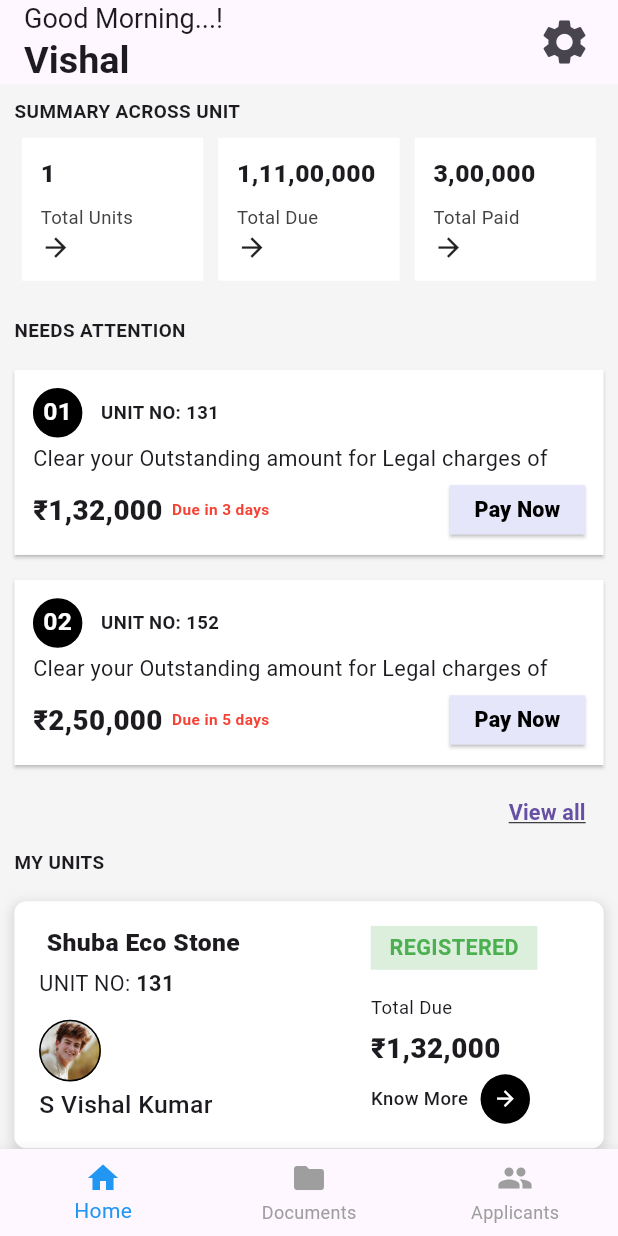
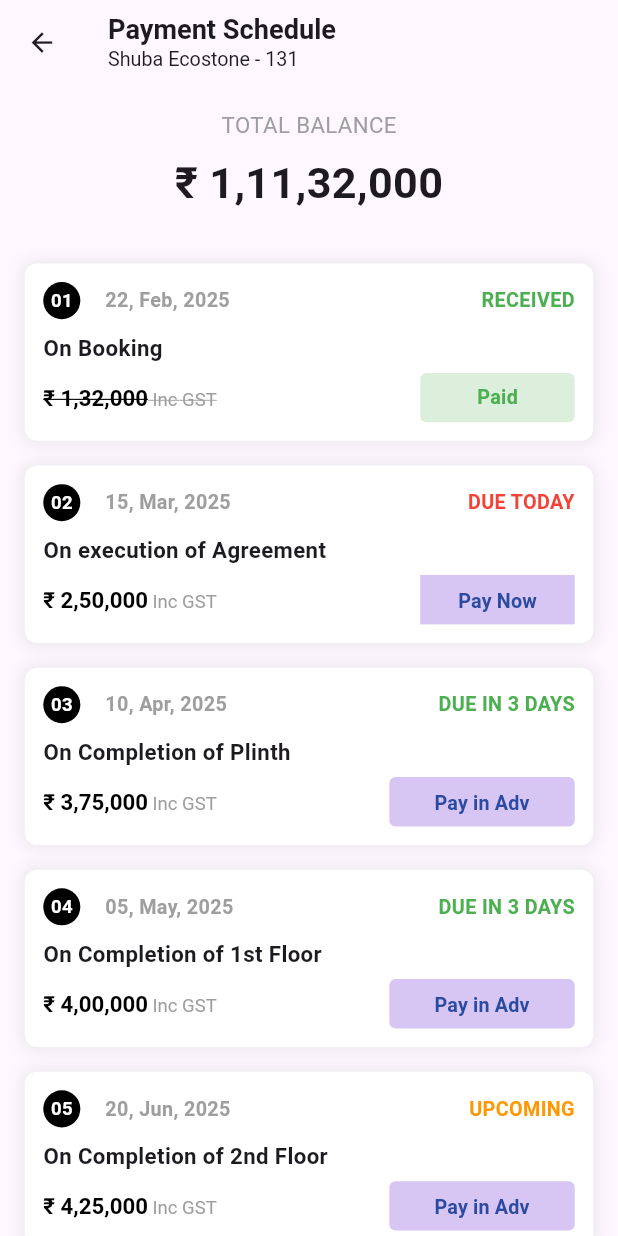
Before and after one commit to HiBorn4/customerApp, a Flutter app: the screen it shows after launch, on a phone screen of 412 x 824 dp. Run offline on Flutter 3.47's test engine with Material 3 defaults, Android fonts, the phone set to English and light mode, and no system bars; our stand-ins replace get, smooth_page_indicator.

Commit message:
Completed Payment Schedule Page

```diff
--- a/lib/controllers/payment_schedule_controller.dart
+++ b/lib/controllers/payment_schedule_controller.dart
@@ -0,0 +1,60 @@
+import 'package:flutter/material.dart';
+import 'package:get/get.dart';
+
+import '../models/payment_entry_model.dart';
+import '../models/quick_action_model.dart';
+
+class PaymentScheduleController extends GetxController {
+  // Payment Entries
+  final payments = <PaymentEntry>[
+    PaymentEntry(
+      number: '01',
+      date: '22, Feb, 2025',
+      description: 'On Booking',
+      amount: '₹ 1,32,000',
+      status: 'RECEIVED',
+      statusColor: Colors.green,
+    ),
+    PaymentEntry(
+      number: '02',
+      date: '15, Mar, 2025',
+      description: 'On execution of Agreement',
+      amount: '₹ 2,50,000',
+      status: 'DUE TODAY',
+      statusColor: Colors.red,
+    ),
+    PaymentEntry(
+      number: '03',
+      date: '10, Apr, 2025',
+      description: 'On Completion of Plinth',
+      amount: '₹ 3,75,000',
+      status: 'DUE IN 3 DAYS',
+      statusColor: Colors.green,
+    ),
+    PaymentEntry(
+      number: '04',
+      date: '05, May, 2025',
+      description: 'On Completion of 1st Floor',
+      amount: '₹ 4,00,000',
+      status: 'DUE IN 3 DAYS',
+      statusColor: Colors.green,
+    ),
+    PaymentEntry(
+      number: '05',
+      date: '20, Jun, 2025',
+      description: 'On Completion of 2nd Floor',
+      amount: '₹ 4,25,000',
+      status: 'UPCOMING',
+      statusColor: Colors.orange,
+    ),
+  ].obs;
+
+  // Quick Actions
+  final quickActions = <QuickActionModel>[
+    QuickActionModel(title: 'Cost Sheet', description: 'View detailed cost breakdown'),
+    QuickActionModel(title: 'Make a Payment', description: 'Initiate new payment'),
+    QuickActionModel(title: 'Download Receipt', description: 'Get your payment receipts'),
+    QuickActionModel(title: 'View Agreement', description: 'Check the agreement details'),
+    QuickActionModel(title: 'Payment History', description: 'Review past transactions'),
+  ].obs;
+}
--- a/lib/main.dart
+++ b/lib/main.dart
@@ -3,6 +3,7 @@ import 'package:customerapp/screens/signup_screen.dart';
 import 'package:flutter/material.dart';
 import 'package:get/get.dart';
 import 'screens/home_screen.dart';
+import 'screens/payment_schedule_screen.dart';
 import 'screens/project_detail_screen.dart';
 
 void main() {
@@ -21,7 +22,8 @@ class MyApp extends StatelessWidget {
         primarySwatch: Colors.blue,
         visualDensity: VisualDensity.adaptivePlatformDensity,
       ),
-      home: HomeScreen(),
+      // home: HomeScreen(),
+      home: PaymentScheduleScreen(),
       // home: ProjectDetailScreen(),
       // home: SignupScreen(),
       // initialRoute: "/",
@@ -29,6 +31,7 @@ class MyApp extends StatelessWidget {
         // GetPage(name: '/', page: () => LoginScreen()),
         GetPage(name: '/home', page: () => HomeScreen()),
         GetPage(name: '/login', page: () => LoginScreen()),
+        GetPage(name: '/payment-schedule', page: () => PaymentScheduleScreen()),
         // GetPage(name: '/payment', page: () => PaymentScreen()),
         // GetPage(name: '/attention', page: () => AttentionScreen()),
         GetPage(name: '/project-detail', page: () => ProjectDetailScreen()),
--- /dev/null
+++ b/lib/models/cost_item_model.dart
@@ -0,0 +1,7 @@
+class CostItem {
+  final String description;
+  final String details;
+  final String amount;
+
+  CostItem(this.description, this.details, this.amount);
+}
--- /dev/null
+++ b/lib/models/payment_entry_model.dart
@@ -0,0 +1,20 @@
+// Models
+import 'package:flutter/material.dart';
+
+class PaymentEntry {
+  final String number;
+  final String date;
+  final String description;
+  final String amount;
+  final String status;
+  final Color statusColor;
+
+  PaymentEntry({
+    required this.number,
+    required this.date,
+    required this.description,
+    required this.amount,
+    required this.status,
+    required this.statusColor,
+  });
+}
--- a/lib/screens/payment_schedule_screen.dart
+++ b/lib/screens/payment_schedule_screen.dart
@@ -0,0 +1,320 @@
+import 'package:flutter/material.dart';
+import 'package:get/get.dart';
+import '../controllers/payment_schedule_controller.dart';
+import '../models/payment_entry_model.dart';
+import '../models/quick_action_model.dart';
+
+class PaymentScheduleScreen extends StatelessWidget {
+  final PaymentScheduleController _controller = Get.put(PaymentScheduleController());
+
+  @override
+  Widget build(BuildContext context) {
+    final screenWidth = MediaQuery.of(context).size.width;
+    final screenHeight = MediaQuery.of(context).size.height;
+
+    return Scaffold(
+      appBar: _buildAppBar(screenWidth, screenHeight),
+      body: SingleChildScrollView(
+        padding: EdgeInsets.symmetric(
+          horizontal: screenWidth * 0.04,
+          vertical: screenHeight * 0.02,
+        ),
+        child: Column(
+          crossAxisAlignment: CrossAxisAlignment.center,
+          children: [
+            _buildTotalBalance(screenWidth, screenHeight),
+            SizedBox(height: screenHeight * 0.03),
+            _buildPaymentList(screenWidth, screenHeight),
+            _buildQuickActionsSection(screenWidth, screenHeight),
+          ],
+        ),
+      ),
+    );
+  }
+
+  AppBar _buildAppBar(double screenWidth, double screenHeight) {
+    return AppBar(
+      leading: IconButton(
+        icon: Icon(Icons.arrow_back, size: screenHeight * 0.025),
+        onPressed: () => Get.back(),
+      ),
+      title: Column(
+        crossAxisAlignment: CrossAxisAlignment.start,
+        children: [
+          Text(
+            'Payment Schedule',
+            style: TextStyle(
+              fontSize: screenHeight * 0.022,
+              fontWeight: FontWeight.bold,
+            ),
+          ),
+          Text(
+            'Shuba Ecostone - 131',
+            style: TextStyle(
+              fontSize: screenHeight * 0.016,
+            ),
+          ),
+        ],
+      ),
+    );
+  }
+
+  Widget _buildTotalBalance(double screenWidth, double screenHeight) {
+    return Column(
+      children: [
+        Text(
+          'TOTAL BALANCE',
+          style: TextStyle(
+            fontSize: screenHeight * 0.018,
+            color: Colors.grey,
+          ),
+        ),
+        SizedBox(height: screenHeight * 0.01),
+        Text(
+          '₹ 1,11,32,000',
+          style: TextStyle(
+            fontSize: screenHeight * 0.035,
+            fontWeight: FontWeight.bold,
+          ),
+        ),
+      ],
+    );
+  }
+
+  Widget _buildPaymentList(double screenWidth, double screenHeight) {
+    return Obx(() => ListView.builder(
+      shrinkWrap: true,
+      physics: NeverScrollableScrollPhysics(),
+      itemCount: _controller.payments.length,
+      itemBuilder: (context, index) => _buildPaymentItem(
+        screenWidth,
+        screenHeight,
+        _controller.payments[index],
+      ),
+    ));
+  }
+
+  Widget _buildPaymentItem(double screenWidth, double screenHeight, PaymentEntry payment) {
+    return Container(
+      margin: EdgeInsets.symmetric(vertical: screenHeight * 0.01),
+      padding: EdgeInsets.all(screenHeight * 0.015),
+      decoration: BoxDecoration(
+        color: Colors.white,
+        borderRadius: BorderRadius.circular(screenHeight * 0.01),
+        boxShadow: [
+          BoxShadow(
+            color: Colors.grey.withOpacity(0.2),
+            spreadRadius: screenHeight * 0.002,
+            blurRadius: screenHeight * 0.01,
+          ),
+        ],
+      ),
+      child: Column(
+        crossAxisAlignment: CrossAxisAlignment.start,
+        children: [
+          Row(
+            mainAxisAlignment: MainAxisAlignment.spaceBetween,
+            children: [
+              Row(
+                children: [
+                  Container(
+                    width: screenHeight * 0.03,
+                    height: screenHeight * 0.03,
+                    decoration: BoxDecoration(
+                      shape: BoxShape.circle,
+                      color: Colors.black,
+                    ),
+                    child: Center(
+                      child: Text(
+                        payment.number,
+                        style: TextStyle(
+                          fontSize: screenHeight * 0.015,
+                          fontWeight: FontWeight.bold,
+                          color: Colors.white,
+                        ),
+                      ),
+                    ),
+                  ),
+                  SizedBox(width: screenWidth * 0.04),
+                  Text(
+                    payment.date,
+                    style: TextStyle(
+                      fontSize: screenHeight * 0.016,
+                      color: Colors.grey,
+                      fontWeight: FontWeight.bold,
+                    ),
+                  ),
+                ],
+              ),
+              Text(
+                payment.status,
+                style: TextStyle(
+                  fontSize: screenHeight * 0.016,
+                  color: payment.statusColor,
+                  fontWeight: FontWeight.w600,
+                ),
+              ),
+            ],
+          ),
+          SizedBox(height: screenHeight * 0.01),
+          Text(
+            payment.description,
+            style: TextStyle(
+              fontSize: screenHeight * 0.018,
+              fontWeight: FontWeight.bold,
+            ),
+          ),
+          SizedBox(height: screenHeight * 0.008),
+          Row(
+            mainAxisAlignment: MainAxisAlignment.spaceBetween,
+            children: [
+              RichText(
+                text: TextSpan(
+                  text: payment.amount,
+                  style: TextStyle(
+                    fontSize: screenHeight * 0.018,
+                    color: Colors.black,
+                    fontWeight: FontWeight.bold,
+                    decoration: payment.status == 'RECEIVED'
+                        ? TextDecoration.lineThrough
+                        : TextDecoration.none,
+                  ),
+                  children: [
+                    TextSpan(
+                      text: ' Inc GST',
+                      style: TextStyle(
+                        fontSize: screenHeight * 0.015,
+                        color: Colors.grey,
+                        fontWeight: FontWeight.normal,
+                      ),
+                    ),
+                  ],
+                ),
+              ),
+              if (payment.status == 'RECEIVED')
+                Container(
+                  width: screenWidth * 0.25,
+                  height: screenHeight * 0.04,
+                  decoration: BoxDecoration(
+                    color: Colors.green.withOpacity(0.2),
+                    borderRadius: BorderRadius.circular(screenHeight * 0.005),
+                  ),
+                  child: Center(
+                    child: Text(
+                      'Paid',
+                      style: TextStyle(
+                        fontSize: screenHeight * 0.016,
+                        color: Colors.green,
+                        fontWeight: FontWeight.bold,
+                      ),
+                    ),
+                  ),
+                )
+              else if (payment.status == 'DUE TODAY')
+                Container(
+                  width: screenWidth * 0.25,
+                  height: screenHeight * 0.04,
+                  decoration: BoxDecoration(
+                    color: Color(0xFFD7C5F4),
+                  ),
+                  child: TextButton(
+                    onPressed: () {},
+                    child: Text(
+                      'Pay Now',
+                      style: TextStyle(
+                        fontSize: screenHeight * 0.016,
+                        color: AppColors.primaryColor,
+                        fontWeight: FontWeight.w600,
+                      ),
+                    ),
+                  ),
+                )
+              else
+                Container(
+                  width: screenWidth * 0.3,
+                  height: screenHeight * 0.04,
+                  decoration: BoxDecoration(
+                    color: Color(0xFFD7C5F4),
+                    borderRadius: BorderRadius.circular(screenHeight * 0.005),
+                  ),
+                  child: TextButton(
+                    onPressed: () {},
+                    child: Text(
+                      'Pay in Adv',
+                      style: TextStyle(
+                        fontSize: screenHeight * 0.016,
+                        color: AppColors.primaryColor,
+                        fontWeight: FontWeight.w600,
+                      ),
+                    ),
+                  ),
+                ),
+            ],
+          ),
+        ],
+      ),
+    );
+  }
+
+
+  Widget _buildQuickActionsSection(double screenWidth, double screenHeight) {
+    return Column(
+      crossAxisAlignment: CrossAxisAlignment.start,
+      children: [
+        Padding(
+          padding: EdgeInsets.symmetric(vertical: screenHeight * 0.015),
+          child: Text(
+            'QUICK ACTIONS',
+            style: TextStyle(
+              fontSize: screenHeight * 0.02,
+              fontWeight: FontWeight.bold,
+            ),
+          ),
+        ),
+        Obx(() => ListView.builder(
+          shrinkWrap: true,
+          physics: NeverScrollableScrollPhysics(),
+          itemCount: _controller.quickActions.length,
+          itemBuilder: (context, index) => _buildQuickActionItem(
+            screenWidth,
+            screenHeight,
+            _controller.quickActions[index],
+          ),
+        )),
+      ],
+    );
+  }
+
+  Widget _buildQuickActionItem(double screenWidth, double screenHeight, QuickActionModel action) {
+    return Container(
+      margin: EdgeInsets.all(screenWidth*0.01),
+      decoration: BoxDecoration(
+        border: Border.all(color: Colors.black),
+      ),
+      child: ListTile(
+        title: Text(action.title,
+            style: TextStyle(
+              fontSize: screenHeight * 0.018,
+              fontWeight: FontWeight.bold,
+            )),
+        subtitle: Text(action.description,
+            style: TextStyle(
+              fontSize: screenHeight * 0.015,
+              color: Colors.grey,
+            )),
+        trailing: Icon(Icons.arrow_forward_ios,
+            size: screenHeight * 0.02),
+        onTap: () => _handleQuickAction(action.title),
+      ),
+    );
+  }
+
+  void _handleQuickAction(String action) {
+    // Implement navigation logic
+  }
+}
+
+class AppColors {
+  static const Color primaryColor = Color(0xFF2A4BA0);
+  static const Color secondaryColor = Color(0xFF153075);
+}
--- a/lib/widgets/need_attention_item.dart
+++ b/lib/widgets/need_attention_item.dart
@@ -100,7 +100,7 @@ class NeedsAttentionItem extends StatelessWidget {
                         shape: RoundedRectangleBorder(borderRadius: BorderRadius.zero), // Sharp corners
                         padding: EdgeInsets.symmetric(horizontal: screenWidth * 0.04),
                       ),
-                      onPressed: () => Get.toNamed('/payment'),
+                      onPressed: () => Get.toNamed('/payment-schedule'),
                       child: Text(
                         'Pay Now',
                         style: TextStyle(
```
Also changed, not shown: lib/controllers/cost_sheet_controller.dart (added, +48 -0 lines), lib/screens/cost_sheet_screen.dart (added, +139 -0 lines).
